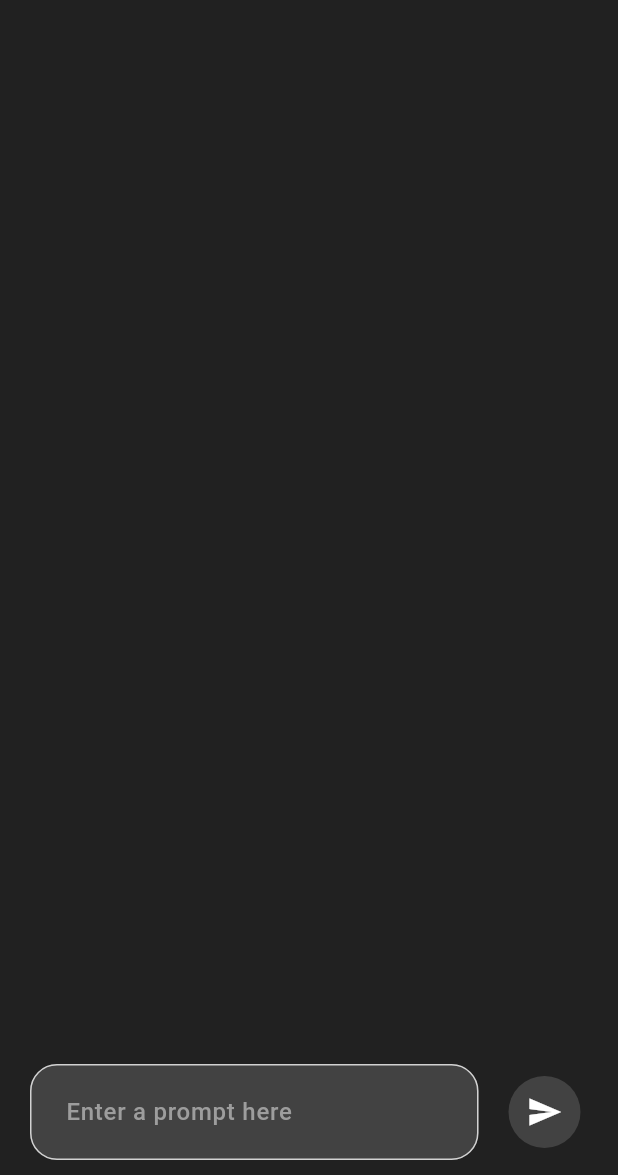
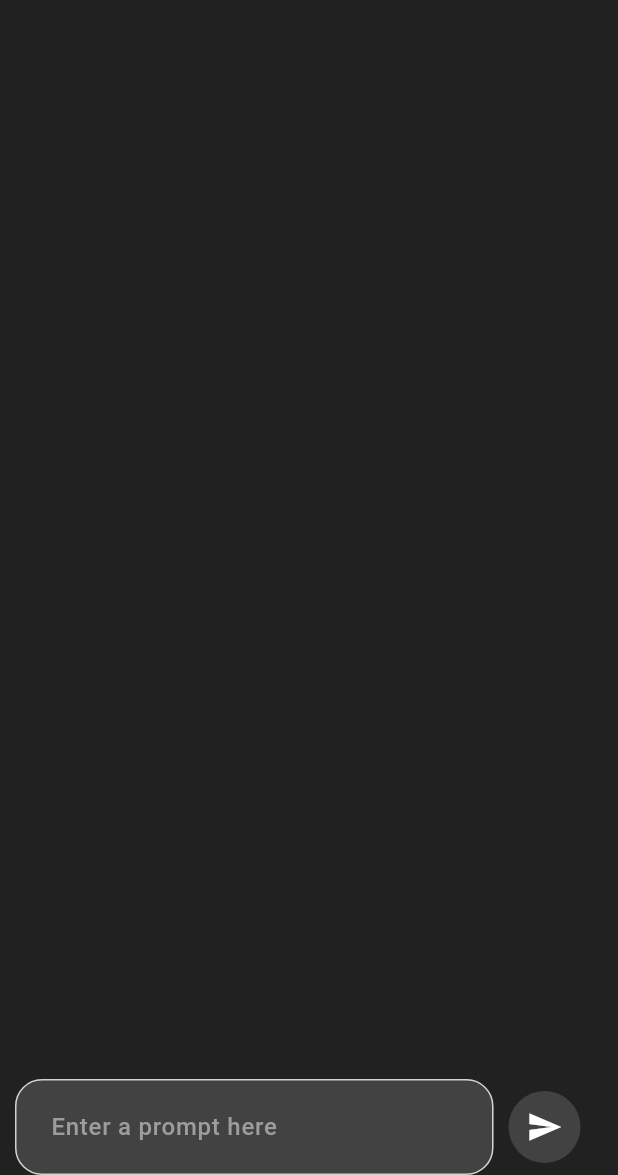
Before and after one commit to adnanpanakkad/i_bot, a Flutter app: the screen it shows after launch, on a phone screen of 412 x 824 dp, the part 61-1236 px from its top. Run offline on Flutter 3.47's test engine with Material 3 defaults, Android fonts, the phone set to English and light mode, and no system bars; our stand-ins replace animated_text_kit, google_generative_ai; Roboto replaces fonts that are missing (Urbanist).

Commit message:
(fix):layout of text feild

```diff
--- a/lib/view/home.dart
+++ b/lib/view/home.dart
@@ -91,12 +91,9 @@ class _HomeScreenState extends State<HomeScreen> {
               Row(
                 children: [
                   Expanded(
-                    child: Padding(
-                      padding: const EdgeInsets.all(10),
-                      child: CustomTextfield(
-                        controller: _promtController,
-                        hintText: 'Enter a prompt here',
-                      ),
+                    child: CustomTextfield(
+                      controller: _promtController,
+                      hintText: 'Enter a prompt here',
                     ),
                   ),
                   Container(
```
